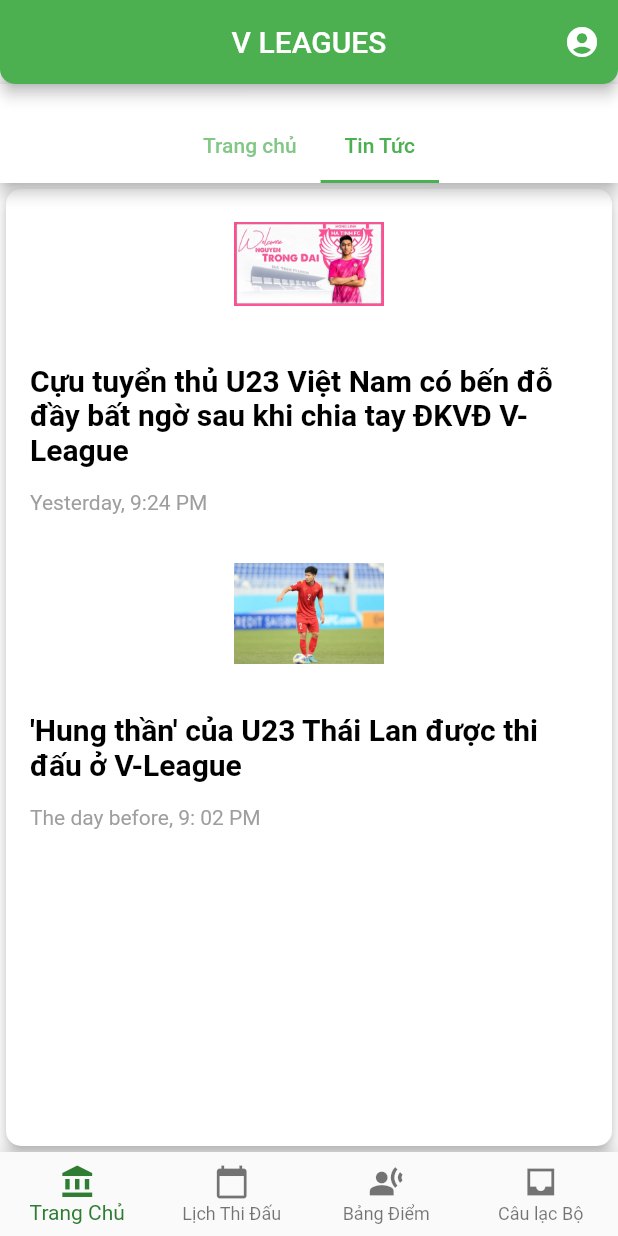
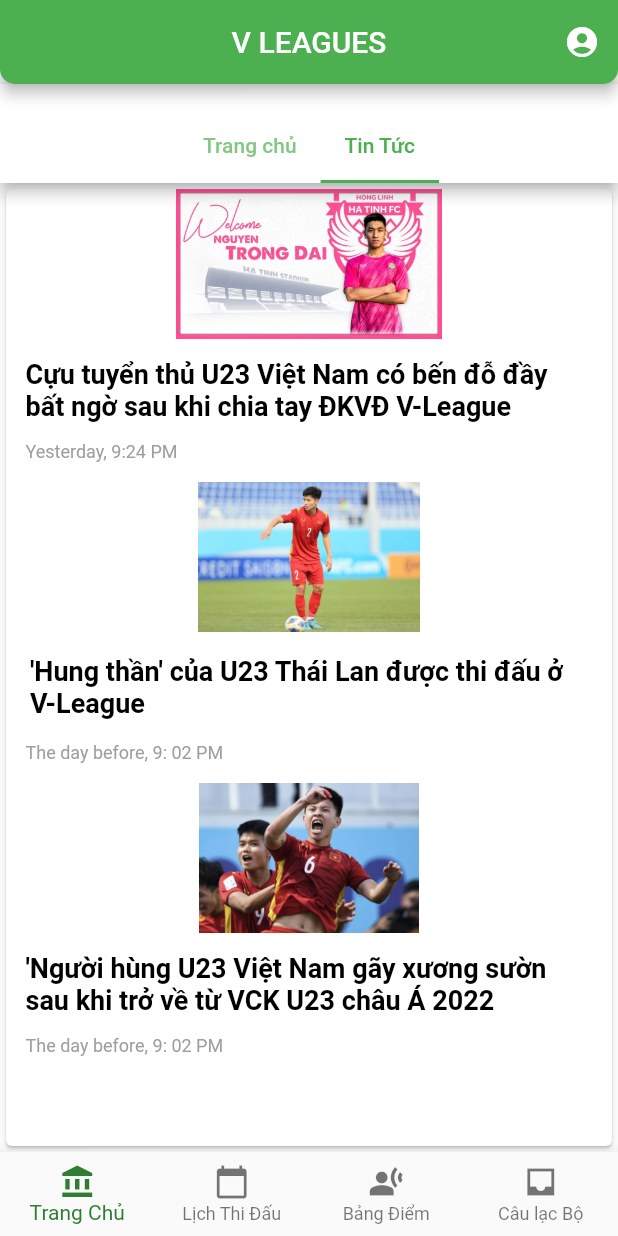
Before and after one commit to ducnm2k/v-league, a Flutter app: the screen it shows after launch, tab 2 chosen, on a phone screen of 412 x 824 dp. Run offline on Flutter 3.47's test engine with Material 2 defaults, Android fonts, the phone set to English and light mode, and no system bars; our stand-ins replace dio, firebase_auth, firebase_core, firebase_messaging, flutter_local_notifications, google_sign_in; accounts and stored records are empty; network calls fail.

Commit message:
newUI_part3

```diff
--- a/lib/screens/news_screen/new_ui.dart
+++ b/lib/screens/news_screen/new_ui.dart
@@ -5,89 +5,118 @@ class NewsUI extends StatelessWidget {
 
   @override
   Widget build(BuildContext context) {
-
     return SafeArea(
       child: Scaffold(
         body:
         Card(
-          elevation: 4.0,
-          shape: RoundedRectangleBorder(
-            borderRadius: BorderRadius.circular(10.0),
-          ),
+          // elevation: 1.0,
+          // shape: RoundedRectangleBorder(
+          //   borderRadius: BorderRadius.circular(10.0),
+          // ),
           child: Stack(
             children: <Widget>[
-              Container(
-                width: 150,
-                decoration: BoxDecoration(
-                  borderRadius: BorderRadius.circular(12),
-                ),
-
-              ),
+          //   Container(
+          //  // width: 1,
+          //   decoration: BoxDecoration(
+          //     borderRadius: BorderRadius.circular(12),
+          //   ),
+          // ),
           Column(
             children: <Widget>[
           Row(
           mainAxisAlignment: MainAxisAlignment.center,
-                    crossAxisAlignment: CrossAxisAlignment.start,
             children: [
-                      Image.asset('assets/images/cuutuyenthu.jpg', height: 100, width: 100,),
+              Image.asset(
+                'assets/images/cuutuyenthu.jpg', height: 100, width: 350,),
+            ],
+          ),
+          Padding(
+            padding: const EdgeInsets.all(13.0),
+            child: Text(
+              "Cựu tuyển thủ U23 Việt Nam có bến đỗ đầy bất ngờ sau khi chia tay ĐKVĐ V-League",
+              style: TextStyle(
+                color: Colors.black,
+                fontWeight: FontWeight.bold,
+                fontSize: 18.0,
+              ),
+            ),
+          ),
+          Padding(
+            padding: const EdgeInsets.symmetric(horizontal: 13.0),
+            child: Row(
+              children: <Widget>[
+                Text("Yesterday, 9:24 PM", style: TextStyle(
+                  color: Colors.grey,
+                  fontSize: 12.0,
+                ),)
+              ],
+            ),
+          ),
+          const SizedBox(height: 13.0),
+          Row(mainAxisAlignment: MainAxisAlignment.center,
+            children: [
+              Image.asset(
+                'assets/images/hungthan823.jpg', height: 100, width: 350,),
             ],
           ),
           Padding(
             padding: const EdgeInsets.all(16.0),
-                    child: Text("Cựu tuyển thủ U23 Việt Nam có bến đỗ đầy bất ngờ sau khi chia tay ĐKVĐ V-League",style: TextStyle(
+            child: Text("'Hung thần' của U23 Thái Lan được thi đấu ở V-League",
+              style: TextStyle(
                 color: Colors.black,
                 fontWeight: FontWeight.bold,
-                      fontSize: 20.0,
+                fontSize: 18.0,
               ),
             ),
           ),
           Padding(
-                    padding: const EdgeInsets.symmetric(horizontal: 16.0),
+            padding: const EdgeInsets.symmetric(horizontal: 13.0),
             child: Row(
               children: <Widget>[
-                        Text("Yesterday, 9:24 PM", style: TextStyle(
+                Text("The day before, 9: 02 PM", style: TextStyle(
                   color: Colors.grey,
-                          fontSize: 14.0,
-                        ),)
+                  fontSize: 12.0,
+                ),
+                ),
               ],
             ),
           ),
-                  const SizedBox(height: 16.0),
+          const SizedBox(height: 13.0),
           Row(mainAxisAlignment: MainAxisAlignment.center,
             children: [
-                      Image.asset('assets/images/hungthan823.jpg', height: 100, width: 100,),
+              Image.asset(
+                'assets/images/nguoihungu23.jpg', height: 100, width: 350,),
             ],
           ),
           Padding(
-                    padding: const EdgeInsets.all(16.0),
-                    child: Text("'Hung thần' của U23 Thái Lan được thi đấu ở V-League",style: TextStyle(
+            padding: const EdgeInsets.all(13.0),
+            child: Text("'Người hùng U23 Việt Nam gãy xương sườn sau khi trở về từ VCK U23 châu Á 2022",
+              style: TextStyle(
                 color: Colors.black,
                 fontWeight: FontWeight.bold,
-                      fontSize: 20.0,
+                fontSize: 18.0,
               ),
             ),
           ),
           Padding(
-                      padding: const EdgeInsets.symmetric(horizontal: 16.0),
+            padding: const EdgeInsets.symmetric(horizontal: 13.0),
             child: Row(
               children: <Widget>[
                 Text("The day before, 9: 02 PM", style: TextStyle(
                   color: Colors.grey,
-                            fontSize: 14.0,
-                          ),)
-                        ],
-
-                      )
+                  fontSize: 12.0,
                 ),
-                ],
-
                 ),
               ],
             ),
           ),
+          ],
+          ),
+        ],
+        ),
 
 
-
+      ),
     ),
 
       // appBar: AppBar(
```
Also changed, not shown: assets/images/nguoihungu23.jpg (added). Lines whose indentation alone changed are shown as unchanged.
